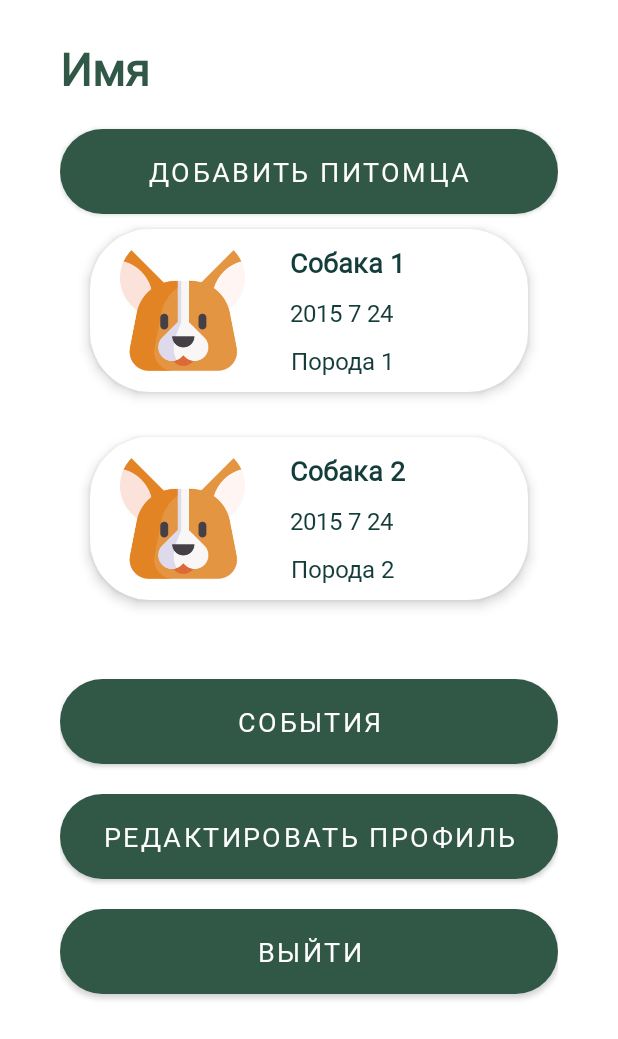
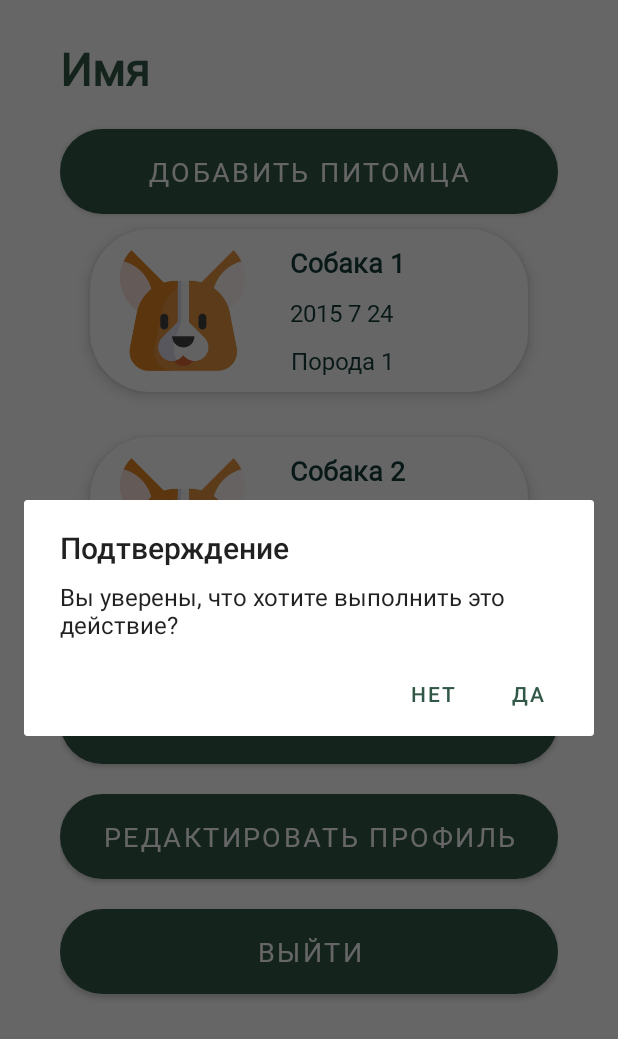
Before and after one commit to polyafedosova/TP-5.2-5, an Android app: the fragment ProfileFragment shown on its own in the app's theme, after a tap on "ВЫЙТИ", on a phone screen of 412 x 824 dp. Shown: the top 1039 px of the screen. Run offline under Robolectric (Android 15) with nearby library versions, the phone set to English and light mode, and no system bars.

Commit message:
Add exit message box

```diff
--- a/client/app/src/main/java/profile/ProfileFragment.kt
+++ b/client/app/src/main/java/profile/ProfileFragment.kt
@@ -14,6 +14,10 @@ import androidx.fragment.app.Fragment
 import androidx.navigation.findNavController
 import androidx.recyclerview.widget.LinearLayoutManager
 import androidx.recyclerview.widget.RecyclerView
+
+import android.app.AlertDialog
+import android.content.DialogInterface
+import androidx.navigation.fragment.findNavController
 
 import auth.LoginFragment
 import dog.DogAdapter
@@ -35,11 +39,13 @@ class ProfileFragment : Fragment() {
     private lateinit var recyclerView: RecyclerView
     private lateinit var eventsAdapter: DogAdapter
 
+    private var confirm = false
 
 
 
     override fun onCreate(savedInstanceState: Bundle?) {
         super.onCreate(savedInstanceState)
+        confirm = false
         sharedPreferencesToken = requireActivity().getSharedPreferences("userToken", Context.MODE_PRIVATE)
         sharedPreferencesLogin = requireActivity().getSharedPreferences("userLogin", Context.MODE_PRIVATE)
 
@@ -81,15 +87,33 @@ class ProfileFragment : Fragment() {
         }
 
         exitProfileButton.setOnClickListener {
-            Toast.makeText(this.context, "GG", Toast.LENGTH_SHORT).show()
-            clearSharedPreferencesToken()
-            clearSharedPreferencesLogin()
-            it.findNavController().navigate(R.id.profileFragment)
-            it.findNavController().navigate(R.id.action_profileFragment_to_loginFragment)
+            showExitConfirmationDialog()
         }
 
         return view
     }
+
+    private fun showExitConfirmationDialog() {
+        val alertDialogBuilder = AlertDialog.Builder(requireContext())
+
+        alertDialogBuilder.setTitle("Подтверждение")
+        alertDialogBuilder.setMessage("Вы уверены, что хотите выполнить это действие?")
+
+        alertDialogBuilder.setPositiveButton("Да") { dialogInterface: DialogInterface, i: Int ->
+            Toast.makeText(this.context, "Вы вышли из профиля", Toast.LENGTH_SHORT).show()
+            clearSharedPreferencesToken()
+            clearSharedPreferencesLogin()
+            findNavController().navigate(R.id.profileFragment)
+            findNavController().navigate(R.id.action_profileFragment_to_loginFragment)
+        }
+
+        alertDialogBuilder.setNegativeButton("Нет") { dialogInterface: DialogInterface, i: Int ->
+            confirm = false
+        }
+
+        alertDialogBuilder.create().show()
+    }
+
 
     private fun clearSharedPreferencesToken() {
         val editor = sharedPreferencesToken.edit()
```
